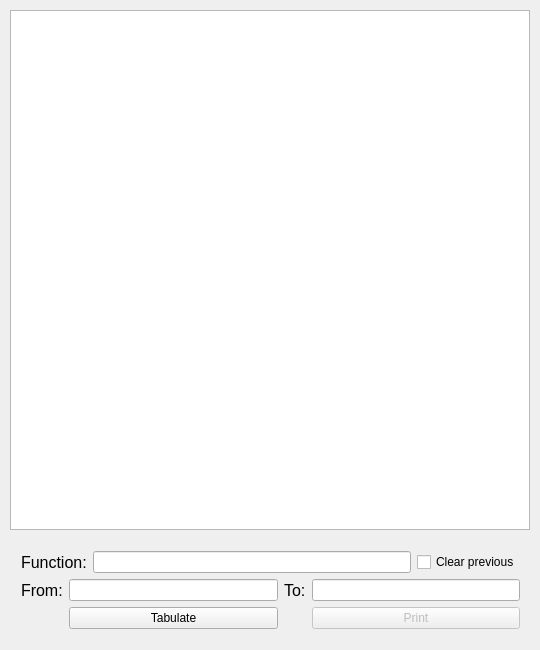
Old version of the form src/widget.ui in the repository knorrus/parser.
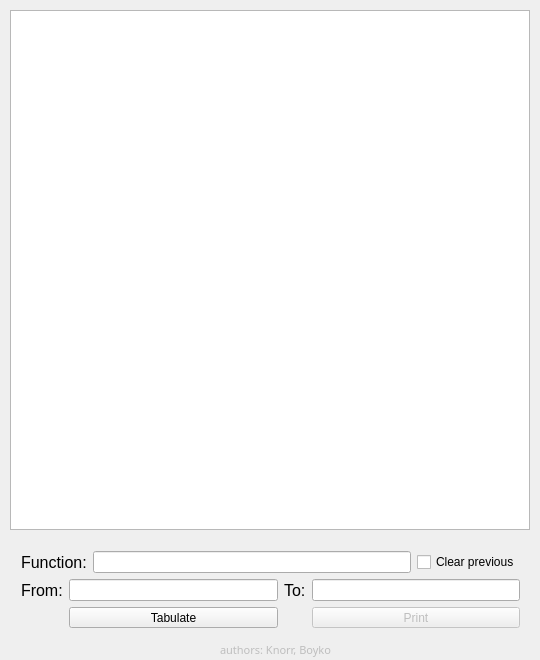
New version of the form.

Commit message: Added user input validation, and GUI resources. Stable

Diff of the .ui file:
```diff
--- a/src/widget.ui
+++ b/src/widget.ui
@@ -7,7 +7,7 @@
     <x>0</x>
     <y>0</y>
     <width>540</width>
-    <height>650</height>
+    <height>660</height>
    </rect>
   </property>
   <property name="sizePolicy">
@@ -19,13 +19,13 @@
   <property name="minimumSize">
    <size>
     <width>540</width>
-    <height>600</height>
+    <height>660</height>
    </size>
   </property>
   <property name="maximumSize">
    <size>
     <width>540</width>
-    <height>650</height>
+    <height>660</height>
    </size>
   </property>
   <property name="windowTitle">
@@ -59,7 +59,7 @@
      <x>10</x>
      <y>540</y>
      <width>521</width>
-     <height>101</height>
+     <height>99</height>
     </rect>
    </property>
    <layout class="QVBoxLayout" name="verticalLayout">
@@ -146,6 +146,34 @@
     </item>
    </layout>
   </widget>
+  <widget class="QLabel" name="authors">
+   <property name="enabled">
+    <bool>false</bool>
+   </property>
+   <property name="geometry">
+    <rect>
+     <x>220</x>
+     <y>640</y>
+     <width>121</width>
+     <height>20</height>
+    </rect>
+   </property>
+   <property name="font">
+    <font>
+     <family>Sans Serif</family>
+     <pointsize>8</pointsize>
+    </font>
+   </property>
+   <property name="toolTip">
+    <string>authors</string>
+   </property>
+   <property name="whatsThis">
+    <string>info</string>
+   </property>
+   <property name="text">
+    <string>authors: Knorr, Boyko</string>
+   </property>
+  </widget>
  </widget>
  <layoutdefault spacing="6" margin="11"/>
  <resources/>
```
Left out of the diff: 40 changed lines with no effect on the pictures. The commit also changes 2 other files.
